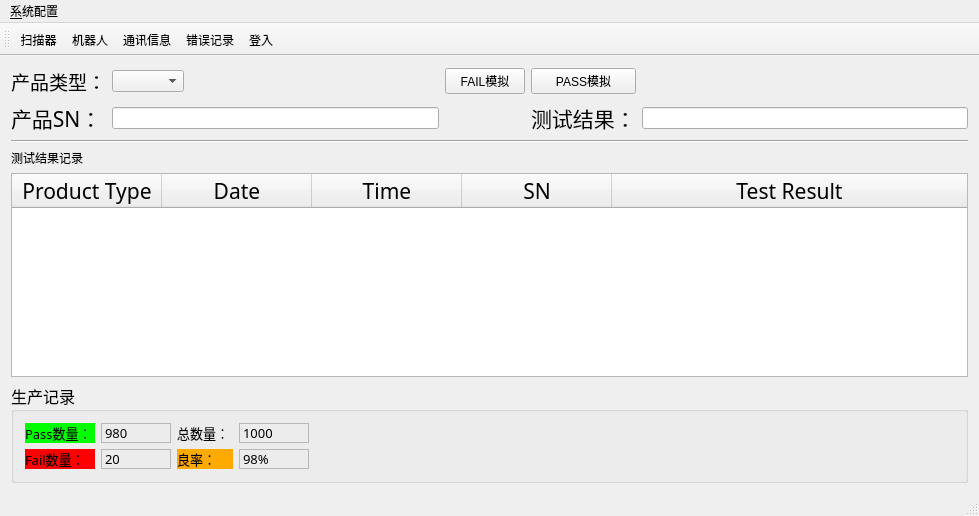
First picture: the form in ict_ur10.ui, repository eveningwyn/ICT_UR10, before the edit.
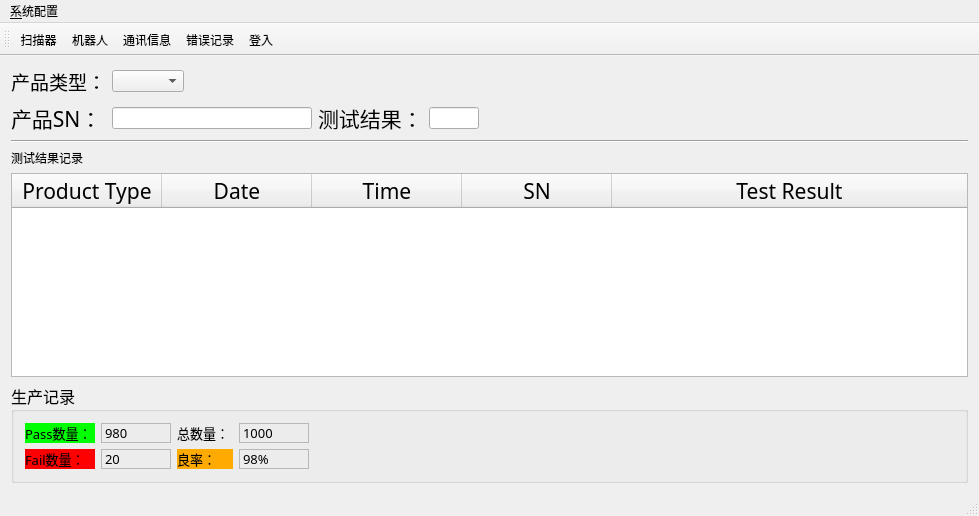
Second picture: the form after the edit. Icons and pictures are not drawn.

Commit message: 1. Basically complete communication function 2. add mescheckobj.cpp and mescheckobj.h class 3. clean up code 4. update UI

The edit to the form file:
```diff
--- a/ict_ur10.ui
+++ b/ict_ur10.ui
@@ -21,7 +21,14 @@
   </property>
   <widget class="QWidget" name="centralWidget">
    <layout class="QGridLayout" name="gridLayout">
-    <item row="5" column="0" colspan="5">
+    <item row="2" column="0" colspan="6">
+     <widget class="Line" name="line">
+      <property name="orientation">
+       <enum>Qt::Horizontal</enum>
+      </property>
+     </widget>
+    </item>
+    <item row="5" column="0" colspan="6">
      <widget class="QGroupBox" name="groupBox">
       <property name="font">
        <font>
@@ -298,56 +305,7 @@
       </layout>
      </widget>
     </item>
-    <item row="0" column="1">
-     <widget class="QComboBox" name="comboBoxTypeSelect">
-      <property name="sizePolicy">
-       <sizepolicy hsizetype="Fixed" vsizetype="Fixed">
-        <horstretch>0</horstretch>
-        <verstretch>0</verstretch>
-       </sizepolicy>
-      </property>
-      <property name="statusTip">
-       <string>选择产品类型</string>
-      </property>
-     </widget>
-    </item>
-    <item row="1" column="3">
-     <widget class="QLabel" name="labelResult">
-      <property name="font">
-       <font>
-        <family>宋体</family>
-        <pointsize>16</pointsize>
-       </font>
-      </property>
-      <property name="text">
-       <string>测试结果：</string>
-      </property>
-     </widget>
-    </item>
-    <item row="1" column="0">
-     <widget class="QLabel" name="labelSN">
-      <property name="font">
-       <font>
-        <family>宋体</family>
-        <pointsize>16</pointsize>
-       </font>
-      </property>
-      <property name="text">
-       <string>产品SN：</string>
-      </property>
-     </widget>
-    </item>
-    <item row="1" column="4">
-     <widget class="QLineEdit" name="lineEditResult">
-      <property name="statusTip">
-       <string>当前产品测试结果</string>
-      </property>
-      <property name="readOnly">
-       <bool>true</bool>
-      </property>
-     </widget>
-    </item>
-    <item row="4" column="0" colspan="5">
+    <item row="4" column="0" colspan="6">
      <widget class="QTableWidget" name="tableWidgetResultList">
       <property name="statusTip">
        <string>测试结果记录清单</string>
@@ -435,11 +393,78 @@
       </column>
      </widget>
     </item>
+    <item row="1" column="5">
+     <spacer name="horizontalSpacer">
+      <property name="orientation">
+       <enum>Qt::Horizontal</enum>
+      </property>
+      <property name="sizeHint" stdset="0">
+       <size>
+        <width>40</width>
+        <height>20</height>
+       </size>
+      </property>
+     </spacer>
+    </item>
+    <item row="1" column="2">
+     <widget class="QLabel" name="labelResult">
+      <property name="font">
+       <font>
+        <family>宋体</family>
+        <pointsize>16</pointsize>
+       </font>
+      </property>
+      <property name="text">
+       <string>测试结果：</string>
+      </property>
+     </widget>
+    </item>
+    <item row="1" column="0">
+     <widget class="QLabel" name="labelSN">
+      <property name="font">
+       <font>
+        <family>宋体</family>
+        <pointsize>16</pointsize>
+       </font>
+      </property>
+      <property name="text">
+       <string>产品SN：</string>
+      </property>
+     </widget>
+    </item>
+    <item row="1" column="3">
+     <widget class="QLineEdit" name="lineEditResult">
+      <property name="maximumSize">
+       <size>
+        <width>50</width>
+        <height>16777215</height>
+       </size>
+      </property>
+      <property name="statusTip">
+       <string>当前产品测试结果</string>
+      </property>
+      <property name="text">
+       <string/>
+      </property>
+      <property name="readOnly">
+       <bool>true</bool>
+      </property>
+     </widget>
+    </item>
     <item row="1" column="1">
      <widget class="QLineEdit" name="lineEditSN">
+      <property name="maximumSize">
+       <size>
+        <width>200</width>
+        <height>16777215</height>
+       </size>
+      </property>
       <property name="statusTip">
        <string>当前产品SN</string>
       </property>
+      <property name="text">
+       <string/>
+      </property>
       <property name="readOnly">
        <bool>true</bool>
       </property>
@@ -452,13 +477,6 @@
       </property>
      </widget>
     </item>
-    <item row="2" column="0" colspan="5">
-     <widget class="Line" name="line">
-      <property name="orientation">
-       <enum>Qt::Horizontal</enum>
-      </property>
-     </widget>
-    </item>
     <item row="0" column="0">
      <widget class="QLabel" name="labelProductType">
       <property name="font">
@@ -472,19 +490,31 @@
       </property>
      </widget>
     </item>
-    <item row="0" column="3">
-     <widget class="QPushButton" name="pushButton">
-      <property name="text">
-       <string>PASS模拟</string>
+    <item row="0" column="1">
+     <widget class="QComboBox" name="comboBoxTypeSelect">
+      <property name="sizePolicy">
+       <sizepolicy hsizetype="Fixed" vsizetype="Fixed">
+        <horstretch>0</horstretch>
+        <verstretch>0</verstretch>
+       </sizepolicy>
+      </property>
+      <property name="statusTip">
+       <string>选择产品类型</string>
       </property>
      </widget>
     </item>
-    <item row="0" column="2">
-     <widget class="QPushButton" name="pushButton_2">
-      <property name="text">
-       <string>FAIL模拟</string>
+    <item row="1" column="4">
+     <spacer name="horizontalSpacer_2">
+      <property name="orientation">
+       <enum>Qt::Horizontal</enum>
       </property>
-     </widget>
+      <property name="sizeHint" stdset="0">
+       <size>
+        <width>40</width>
+        <height>20</height>
+       </size>
+      </property>
+     </spacer>
     </item>
    </layout>
   </widget>
```
The commit also changes 15 other files.
